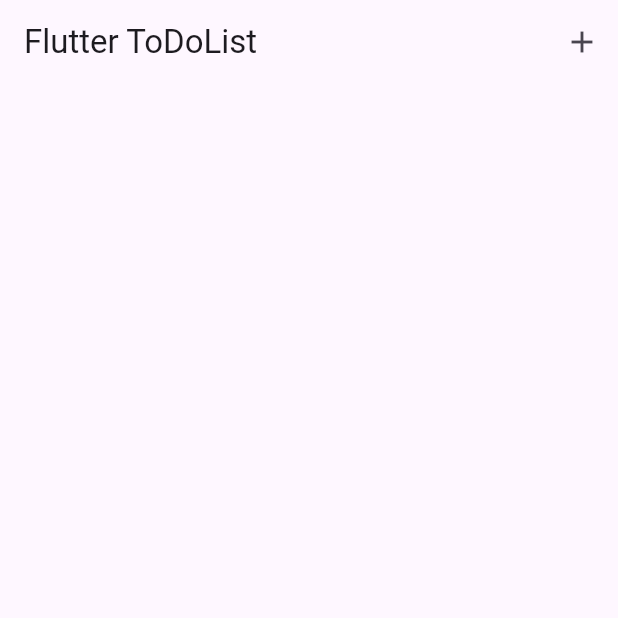
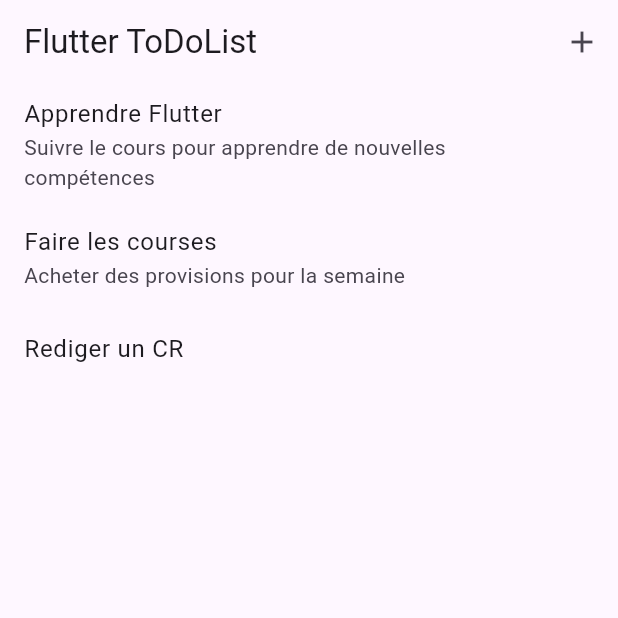
Before and after one commit to sohayb-elbakali/Todolist-flutter, a Flutter app: the screen it shows after launch, on a phone screen of 412 x 824 dp, the top half of it. Run offline on Flutter 3.47's test engine with Material 3 defaults, Android fonts, the phone set to English and light mode, and no system bars.

```diff
--- a/lib/tasks.dart
+++ b/lib/tasks.dart
@@ -51,6 +51,16 @@
           ),
         ],
       ),
+      body: ListView.builder(
+        itemCount: _registeredTasks.length,
+        itemBuilder: (context, index) {
+          final task = _registeredTasks[index];
+          return ListTile(
+            title: Text(task.title),
+            subtitle: Text(task.description),
+          );
+        },
+      ),
     );
   }
 }
```
